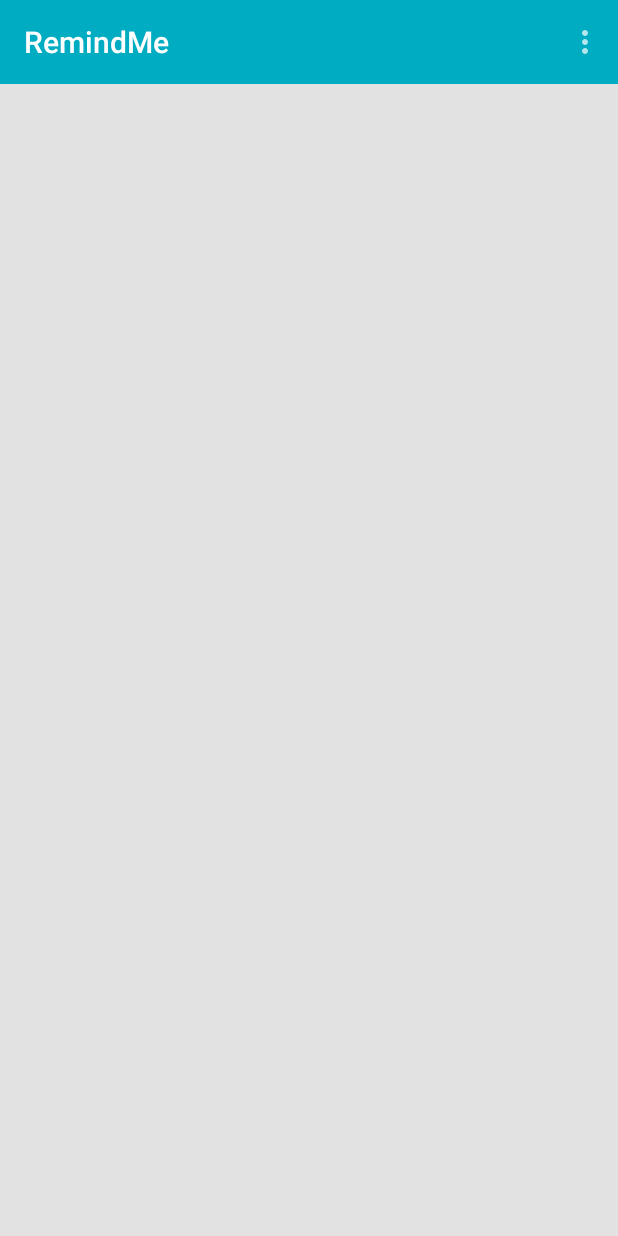
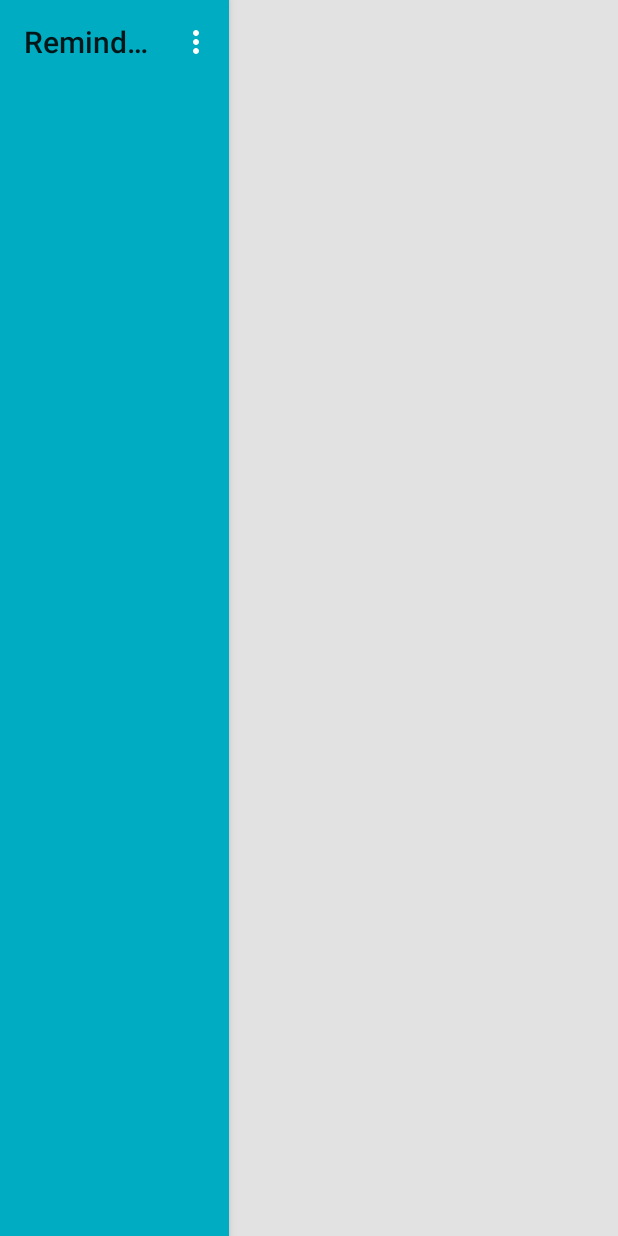
Before and after one commit to KolBbl4/RemindMe, an Android app: the screen it shows after launch (MainActivity), on a phone screen of 412 x 824 dp. Run offline under Robolectric (Android 15) with nearby library versions, the phone set to English and light mode, and no system bars.

```diff
--- a/app/build.gradle
+++ b/app/build.gradle
@@ -23,4 +23,5 @@ dependencies {
     compile fileTree(dir: 'libs', include: ['*.jar'])
     testCompile 'junit:junit:4.12'
     compile 'com.android.support:appcompat-v7:22.2.1'
+    compile 'com.android.support:design:22.2.1'
 }
--- a/app/src/main/java/testmyproject/ru/itis_cool/remindme/MainActivity.java
+++ b/app/src/main/java/testmyproject/ru/itis_cool/remindme/MainActivity.java
@@ -1,13 +1,15 @@
 package testmyproject.ru.itis_cool.remindme;
 import android.app.Activity;
 import android.os.Bundle;
+import android.support.v7.app.AppCompatActivity;
 import android.support.v7.widget.Toolbar;
 import android.view.MenuItem;
 
-public class MainActivity extends Activity {
+public class MainActivity extends AppCompatActivity {
     private Toolbar toolbar;
     @Override
     protected void onCreate(Bundle savedInstanceState) {
+        setTheme(R.style.AppDefault);
         super.onCreate(savedInstanceState);
         setContentView(R.layout.activity_main);
         initTollbar();
--- a/app/src/main/res/layout/activity_main.xml
+++ b/app/src/main/res/layout/activity_main.xml
@@ -1,10 +1,31 @@
 <?xml version="1.0" encoding="utf-8"?>
-<LinearLayout xmlns:android="http://schemas.android.com/apk/res/android"
-    android:orientation="vertical" android:layout_width="match_parent"
+<android.support.v4.widget.DrawerLayout xmlns:android="http://schemas.android.com/apk/res/android"
+    android:layout_width="match_parent"
     android:layout_height="match_parent"
-    android:background="@color/mainBackground">
-    <include android:id="@+id/toolbar"
-        layout="@layout/toolbar"/>
+    android:background="@color/mainBackground"
+    android:filterTouchesWhenObscured="true">
 
+    <android.support.design.widget.CoordinatorLayout
+        android:layout_width="match_parent"
+        android:layout_height="wrap_content">
 
-</LinearLayout>
+        <android.support.design.widget.AppBarLayout
+            android:layout_height="match_parent"
+            android:layout_width="wrap_content">
+
+            <android.support.v7.widget.Toolbar xmlns:android="http://schemas.android.com/apk/res/android"
+                android:id="@+id/toolbar"
+                android:layout_width="match_parent"
+                android:layout_height="?attr/actionBarSize"
+                android:background="?attr/colorPrimary"/>
+
+             </android.support.design.widget.AppBarLayout>
+
+        </android.support.design.widget.CoordinatorLayout>
+
+    <android.support.design.internal.NavigationMenuItemView
+        android:id="@+id/navigation"
+        android:layout_width="wrap_content"
+        android:layout_height="match_parent"
+        android:layout_gravity="start"/>
+</android.support.v4.widget.DrawerLayout>
--- a/app/src/main/res/layout/toolbar.xml
+++ /dev/null
@@ -1,8 +0,0 @@
-<?xml version="1.0" encoding="utf-8"?>
-<android.support.v7.widget.Toolbar xmlns:android="http://schemas.android.com/apk/res/android"
-    android:id="@+id/toolbar"
-    android:layout_width="match_parent"
-    android:layout_height="wrap_content"
-    android:background="@color/colorPrimary">
-
-</android.support.v7.widget.Toolbar>
--- /dev/null
+++ b/app/src/main/res/values-v21/styles.xml
@@ -0,0 +1,11 @@
+<?xml version="1.0" encoding="utf-8"?>
+<resources>
+
+        <style name="AppDefault" parent="AppTheme">
+                <!-- Customize your theme here. -->
+                <item name="colorPrimary">@color/colorPrimary</item>
+                <item name="colorPrimaryDark">@color/colorPrimaryDark</item>
+                <item name="android:colorControlNormal">@color/color_white</item>
+                <item name="android:statusBarColor">@android:color/transparent</item>
+        </style>
+</resources>
--- a/app/src/main/res/values/colors.xml
+++ b/app/src/main/res/values/colors.xml
@@ -3,4 +3,5 @@
     <color name="colorPrimary">#00acc1</color>
     <color name="colorPrimaryDark">#008a9a</color>
     <color name="mainBackground">#e2e2e2</color>
+    <color name="color_white">#FFF</color>
 </resources>
--- a/app/src/main/res/values/styles.xml
+++ b/app/src/main/res/values/styles.xml
@@ -1,12 +1,12 @@
 <?xml version="1.0" encoding="utf-8"?>
 <resources>
-    <style name="AppTheme" parent="AppTheme.Base" />
+    <style name="AppTheme" parent="Theme.AppCompat.Light.NoActionBar" />
     <!-- Base application theme. -->
-    <style name="AppTheme.Base" parent="Theme.AppCompat">
+    <style name="AppDefault" parent="AppTheme">
         <!-- Customize your theme here. -->
         <item name="colorPrimary">@color/colorPrimary</item>
         <item name="colorPrimaryDark">@color/colorPrimaryDark</item>
-        <item name="windowActionBar">false</item>
     </style>
 
+
 </resources>
```
Also changed, not shown: app/src/main/ic_launcher-web.png (added), app/src/main/res/mipmap-hdpi/ic_launcher.png, app/src/main/res/mipmap-mdpi/ic_launcher.png, app/src/main/res/mipmap-xhdpi/ic_launcher.png, app/src/main/res/mipmap-xxhdpi/ic_launcher.png, app/src/main/res/mipmap-xxxhdpi/ic_launcher.png.
